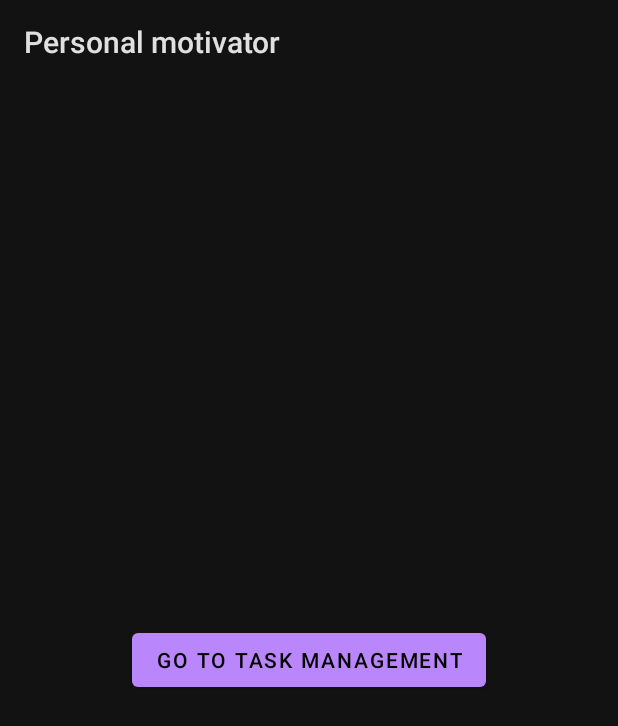
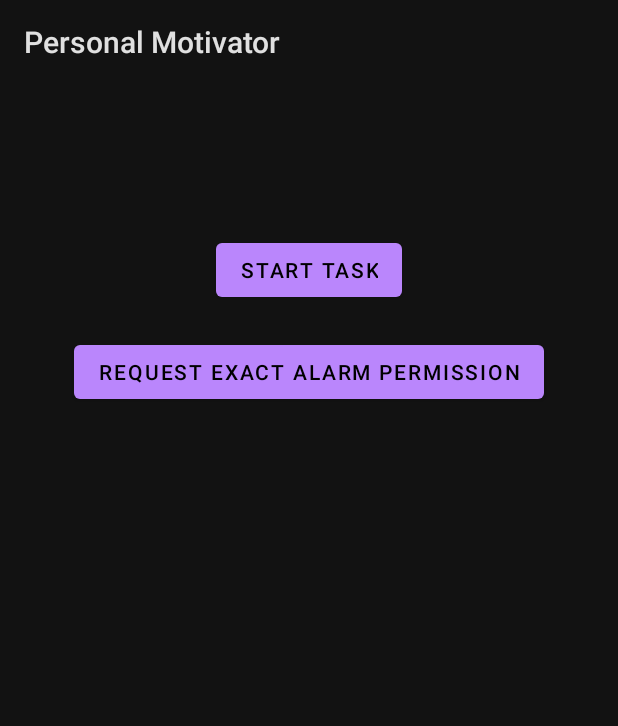
Before and after one commit to notnowabhi/Personal-Motivator-App, an Android app: the screen it shows after launch (MainActivity), on a phone screen of 412 x 824 dp. Shown: the top 726 px of the screen. Run offline under Robolectric (Android 15) with nearby library versions, the phone set to English and light mode, and no system bars; libraries missing offline, so code that uses them is left out: androidx.health.connect; 1 statement that could not run was skipped.

Commit message:
change 7

```diff
--- a/app/src/main/java/com/example/personalmotivator/MainActivity.java
+++ b/app/src/main/java/com/example/personalmotivator/MainActivity.java
@@ -1,29 +1,100 @@
 package com.example.personalmotivator;
 
 import android.app.AlarmManager;
-import android.app.PendingIntent;
 import android.content.Context;
 import android.content.Intent;
+import android.os.Build;
 import android.os.Bundle;
+import android.provider.Settings;
 import android.view.View;
 import android.widget.Button;
 import android.widget.Toast;
 
+import androidx.activity.result.ActivityResultLauncher;
+import androidx.activity.result.contract.ActivityResultContracts;
+import androidx.annotation.RequiresApi;
 import androidx.appcompat.app.AppCompatActivity;
 
-import java.util.Calendar;
+import androidx.health.connect.client.HealthConnectClient;
 
 public class MainActivity extends AppCompatActivity {
+
+    private HealthConnectClient healthConnectClient;
+    private ActivityResultLauncher<String[]> permissionLauncher;
+
+    private Button button_start;
+    private Button button_request_permission;  // Added button for requesting exact alarm permission
 
     @Override
     protected void onCreate(Bundle savedInstanceState) {
         super.onCreate(savedInstanceState);
         setContentView(R.layout.activity_main);
 
-        Button buttonStart = findViewById(R.id.button_start);
-        buttonStart.setOnClickListener(v -> {
-            Intent intent = new Intent(MainActivity.this, AddTaskActivity.class);
+        // Connect start button for navigating to AddTaskActivity
+        button_start = findViewById(R.id.button_start);
+        button_start.setOnClickListener(new View.OnClickListener() {
+            @Override
+            public void onClick(View view) {
+                Intent intent = new Intent(MainActivity.this, AddTaskActivity.class);
+                startActivity(intent);
+            }
+        });
+
+        // Initialize the button for requesting Exact Alarm Permission
+        button_request_permission = findViewById(R.id.button_request_permission);
+        button_request_permission.setOnClickListener(new View.OnClickListener() {
+            @Override
+            public void onClick(View v) {
+                if (Build.VERSION.SDK_INT >= Build.VERSION_CODES.S) {
+                    requestExactAlarmPermission();
+                } else {
+                    Toast.makeText(MainActivity.this, "Exact Alarm permission not required for this Android version", Toast.LENGTH_SHORT).show();
+                }
+            }
+        });
+
+        // Initialize Health Connect Client
+        healthConnectClient = HealthConnectClient.getOrCreate(this);
+
+        // Initialize the permission launcher for Health Connect
+        permissionLauncher = registerForActivityResult(new ActivityResultContracts.RequestMultiplePermissions(), result -> {
+            boolean allGranted = result.values().stream().allMatch(Boolean::booleanValue);
+            if (allGranted) {
+                Toast.makeText(MainActivity.this, "Permissions granted!", Toast.LENGTH_SHORT).show();
+            } else {
+                Toast.makeText(MainActivity.this, "Permissions denied!", Toast.LENGTH_SHORT).show();
+            }
+        });
+
+        // Request permissions for Health Connect
+        requestHealthConnectPermissions();
+    }
+
+    // Function to request Health Connect permissions
+    private void requestHealthConnectPermissions() {
+        String[] requiredPermissions = {
+                "android.permission.health.READ_HEART_RATE",
+                "android.permission.health.WRITE_HEART_RATE",
+                "android.permission.health.READ_STEPS",
+                "android.permission.health.WRITE_STEPS"
+        };
+
+        // Launch permission request
+        permissionLauncher.launch(requiredPermissions);
+    }
+
+    // Function to request Exact Alarm Permission for Android 12+
+    @RequiresApi(api = Build.VERSION_CODES.S)
+    private void requestExactAlarmPermission() {
+        AlarmManager alarmManager = (AlarmManager) getSystemService(Context.ALARM_SERVICE);
+
+        // Check if the app already has the exact alarm permission
+        if (!alarmManager.canScheduleExactAlarms()) {
+            // Launch the settings screen to request the permission
+            Intent intent = new Intent(Settings.ACTION_REQUEST_SCHEDULE_EXACT_ALARM);
             startActivity(intent);
-        });
+        } else {
+            Toast.makeText(this, "Exact Alarm permission already granted", Toast.LENGTH_SHORT).show();
+        }
     }
 }
--- a/app/src/main/res/layout/activity_main.xml
+++ b/app/src/main/res/layout/activity_main.xml
@@ -1,14 +1,23 @@
 <?xml version="1.0" encoding="utf-8"?>
 <RelativeLayout xmlns:android="http://schemas.android.com/apk/res/android"
     android:layout_width="match_parent"
-    android:layout_height="match_parent"
-    android:padding="16dp">
+    android:layout_height="match_parent">
 
     <Button
         android:id="@+id/button_start"
         android:layout_width="wrap_content"
         android:layout_height="wrap_content"
-        android:text="Go to Task Management"
-        android:layout_centerInParent="true"/>
+        android:text="Start Task"
+        android:layout_centerHorizontal="true"
+        android:layout_marginTop="100dp" />
+
+    <Button
+        android:id="@+id/button_request_permission"
+        android:layout_width="wrap_content"
+        android:layout_height="wrap_content"
+        android:text="Request Exact Alarm Permission"
+        android:layout_centerHorizontal="true"
+        android:layout_below="@id/button_start"
+        android:layout_marginTop="20dp" />
 
 </RelativeLayout>
--- a/app/src/main/res/values/strings.xml
+++ b/app/src/main/res/values/strings.xml
@@ -1,3 +1,4 @@
 <resources>
-    <string name="app_name">Personal motivator</string>
+    <string name="app_name">Personal Motivator</string>
+    <string name="permissions_rationale_text">This app needs access to your health data to track your activity and provide insights. Your data is securely handled and will not be shared without your consent.</string>
 </resources>
```
Also changed, not shown: app/build.gradle.kts (+10 -6 lines), app/src/main/AndroidManifest.xml (+33 -1 lines), app/src/main/java/com/example/personalmotivator/AddTaskActivity.java (+10 -5 lines), app/src/main/java/com/example/personalmotivator/PermissionsRationaleActivity.java (added, +18 -0 lines), app/src/main/java/com/example/personalmotivator/SecondActivity.java (deleted, +0 -65 lines), app/src/main/res/layout/activity_permissions_rationale.xml (added, +14 -0 lines), app/src/main/res/layout/activity_second.xml (deleted, +0 -46 lines), app/src/main/res/layout/dialog_add_task.xml (deleted, +0 -19 lines).
